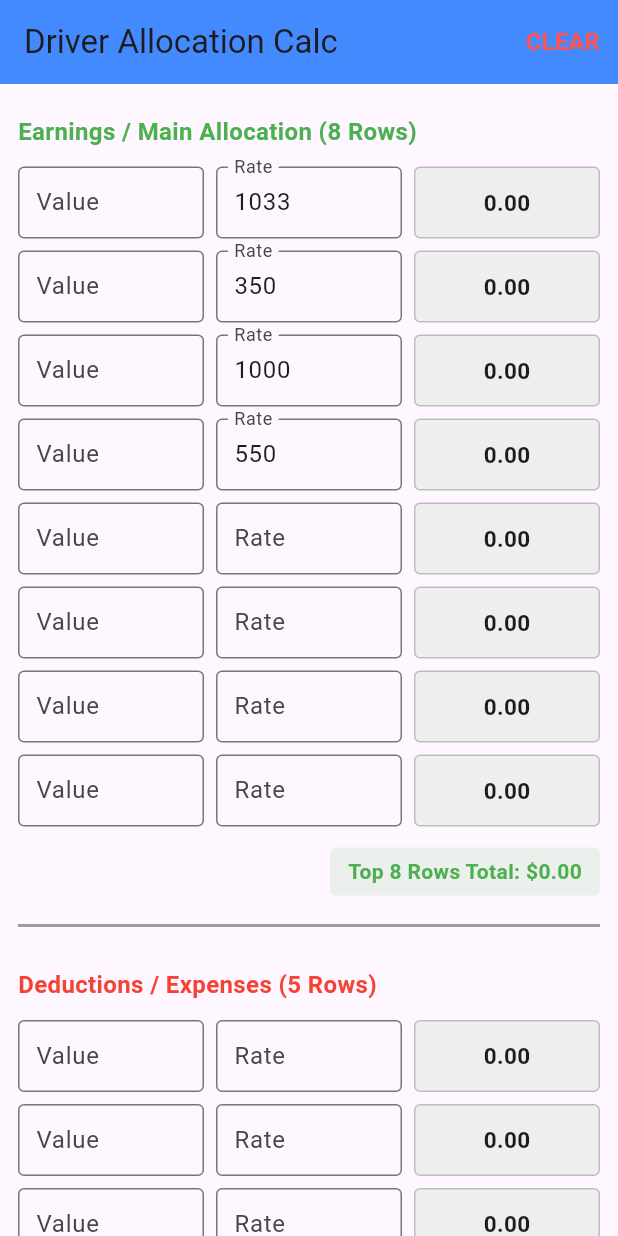
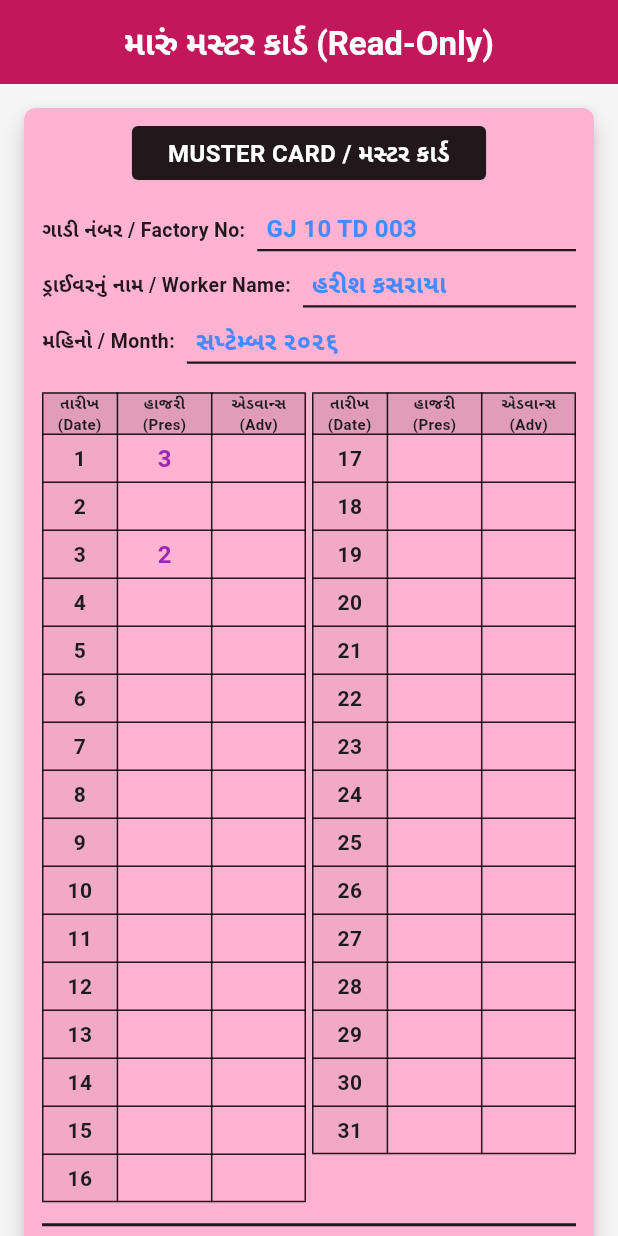
Before and after one commit to leon2119/driver-calc-app, a Flutter app: the screen it shows after launch, on a phone screen of 412 x 824 dp. Run offline on Flutter 3.47's test engine with Material 3 defaults, Android fonts, the phone set to English and light mode, and no system bars.

Commit message:
Integrated Read-Only Gujarati Driver Muster Card layout

```diff
--- a/lib/main.dart
+++ b/lib/main.dart
@@ -1,231 +1,208 @@
 import 'package:flutter/material.dart';
 
 void main() {
-  runApp(const DriverCalcApp());
+  runApp(const DriverReadOnlyMusterApp());
 }
 
-class DriverCalcApp extends StatelessWidget {
-  const DriverCalcApp({super.key});
+class DriverReadOnlyMusterApp extends StatelessWidget {
+  const DriverReadOnlyMusterApp({super.key});
 
   @override
   Widget build(BuildContext context) {
     return MaterialApp(
       debugShowCheckedModeBanner: false,
-      theme: ThemeData(primarySwatch: Colors.blue),
-      home: const CalculationScreen(),
+      title: 'ડ્રાઈવર મસ્ટર કાર્ડ',
+      theme: ThemeData(
+        primarySwatch: Colors.pink,
+        scaffoldBackgroundColor: Colors.grey.shade100,
+      ),
+      home: const DriverMusterCardScreen(),
     );
   }
 }
 
-class CalculationScreen extends StatefulWidget {
-  const CalculationScreen({super.key});
+class DriverMusterCardScreen extends StatefulWidget {
+  const DriverMusterCardScreen({super.key});
 
   @override
-  State<CalculationScreen> createState() => _CalculationScreenState();
+  State<DriverMusterCardScreen> createState() => _DriverMusterCardScreenState();
 }
 
-class _CalculationScreenState extends State<CalculationScreen> {
-  // Expanded layout to 8 Rows with pre-set permanent rates from your profile
-  late final List<RowData> _topRows = [
-    RowData(rate: 1033.0),
-    RowData(rate: 350.0),
-    RowData(rate: 1000.0),
-    RowData(rate: 550.0),
-    RowData(), // 5th row
-    RowData(), // 6th row
-    RowData(), // 7th row
-    RowData(), // 8th row
-  ];
+class _DriverMusterCardScreenState extends State<DriverMusterCardScreen> {
+  // Hardcoded mockup data representing what is synced from your Daily Excel file upload
+  final String factoryNumber = "GJ 10 TD 003";
+  final String driverNameGujarati = "હરીશ કસરાયા";
+  final String currentMonth = "સપ્ટેમ્બર ૨૦૨૬";
 
-  // Expanded layout to 5 Rows for Deductions
-  late final List<RowData> _bottomRows = List.generate(5, (_) => RowData());
+  // Data Map populated via backend Excel sync: { Day: DailyRecord }
+  final Map<int, DayRecord> _monthlyData = {
+    1: DayRecord(isPresent: "3", advance: ""),
+    3: DayRecord(isPresent: "2", advance: ""),
+    // Remaining days will default to blank strings mimicking clean data fields
+  };
 
-  double get _topTotal => _topRows.fold(0, (sum, row) => sum + row.result);
-  double get _bottomTotal => _bottomRows.fold(0, (sum, row) => sum + row.result);
-  double get _finalAmount => _topTotal - _bottomTotal;
-
-  // Clear function that leaves the first 4 default rates intact
-  void _clearInputs() {
-    setState(() {
-      // Clear all 8 top rows
-      for (int i = 0; i < _topRows.length; i++) {
-        _topRows[i].valueController.clear();
-        _topRows[i].value = 0.0;
-
-        // Only clear the rate field if it is NOT one of the first 4 permanent rates
-        if (i >= 4) {
-          _topRows[i].rateController.clear();
-          _topRows[i].rate = 0.0;
-        }
-      }
-
-      // Clear all 5 bottom deduction rows completely
-      for (var row in _bottomRows) {
-        row.valueController.clear();
-        row.rateController.clear();
-        row.value = 0.0;
-        row.rate = 0.0;
-      }
-    });
-  }
-
-  @override
-  void dispose() {
-    for (var row in _topRows) {
-      row.dispose();
-    }
-    for (var row in _bottomRows) {
-      row.dispose();
-    }
-    super.dispose();
-  }
+  // Aggregated calculations drawn straight from structural database inputs
+  double get totalPay => 14500.00;
+  double get totalAdvance => 2000.00;
+  double get finalBalance => totalPay - totalAdvance;
 
   @override
   Widget build(BuildContext context) {
     return Scaffold(
       appBar: AppBar(
-        title: const Text('Driver Allocation Calc'),
-        backgroundColor: Colors.blueAccent,
-        actions: [
-          TextButton(
-            onPressed: _clearInputs,
-            child: const Text(
-              'CLEAR',
-              style: TextStyle(
-                color: Colors.redAccent,
-                fontWeight: FontWeight.bold,
-                fontSize: 16,
+        title: const Text(
+          'મારું મસ્ટર કાર્ડ (Read-Only)',
+          style: TextStyle(fontWeight: FontWeight.bold, color: Colors.white),
         ),
-            ),
-          ),
-        ],
+        backgroundColor: Colors.pink.shade700,
+        centerTitle: true,
       ),
       body: SingleChildScrollView(
+        padding: const EdgeInsets.all(12.0),
+        child: Card(
+          color: const Color(exportPinkColor), // Matching the physical pink card tone
+          elevation: 6,
+          shape: RoundedRectangleBorder(borderRadius: BorderRadius.circular(8)),
+          child: Padding(
             padding: const EdgeInsets.all(12.0),
             child: Column(
               crossAxisAlignment: CrossAxisAlignment.stretch,
               children: [
-            _buildSectionHeader("Earnings / Main Allocation (8 Rows)", Colors.green),
-            ...List.generate(8, (index) => _buildCalculationRow(_topRows[index])),
-            const SizedBox(height: 10),
-            _buildTotalBadge("Top 8 Rows Total:", _topTotal, Colors.green),
+                // Header Banner
+                Center(
+                  child: Container(
+                    padding: const EdgeInsets.symmetric(horizontal: 24, vertical: 6),
+                    decoration: BoxDecoration(
+                      color: Colors.black87,
+                      borderRadius: BorderRadius.circular(4),
+                    ),
+                    child: const Text(
+                      "MUSTER CARD / મસ્ટર કાર્ડ",
+                      style: TextStyle(color: Colors.white, fontWeight: FontWeight.bold, fontSize: 16),
+                    ),
+                  ),
+                ),
+                const SizedBox(height: 15),
 
-            const Divider(height: 40, thickness: 2, color: Colors.grey),
+                // Top Meta Details
+                _buildInfoRow("ગાડી નંબર / Factory No:", factoryNumber),
+                _buildInfoRow("ડ્રાઈવરનું નામ / Worker Name:", driverNameGujarati),
+                _buildInfoRow("મહિનો / Month:", currentMonth),
+                const SizedBox(height: 15),
 
-            _buildSectionHeader("Deductions / Expenses (5 Rows)", Colors.red),
-            ...List.generate(5, (index) => _buildCalculationRow(_bottomRows[index])),
-            const SizedBox(height: 10),
-            _buildTotalBadge("Bottom 5 Rows Total:", _bottomTotal, Colors.red),
+                // Main 31-Day Two-Column Grid Setup
+                Row(
+                  crossAxisAlignment: CrossAxisAlignment.start,
+                  children: [
+                    Expanded(child: _buildMusterTableColumn(1, 16)),
+                    const SizedBox(width: 4),
+                    Expanded(child: _buildMusterTableColumn(17, 31)),
+                  ],
+                ),
 
-            const SizedBox(height: 30),
+                const Divider(height: 30, thickness: 2, color: Colors.black87),
 
-            Card(
-              color: Colors.blue.shade900,
-              elevation: 4,
-              child: Padding(
-                padding: const EdgeInsets.all(20.0),
-                child: Column(
-                  children: [
-                    const Text(
-                      "FINAL AMOUNT DUE",
-                      style: TextStyle(color: Colors.white70, fontSize: 14, fontWeight: FontWeight.bold),
-                    ),
-                    const SizedBox(height: 5),
-                    Text(
-                      "\$${_finalAmount.toStringAsFixed(2)}",
-                      style: const TextStyle(color: Colors.white, fontSize: 32, fontWeight: FontWeight.bold),
-                    ),
-                    Text(
-                      "(Top Total - Bottom Total)",
-                      style: TextStyle(color: Colors.white.withOpacity(0.6), fontSize: 11, fontStyle: FontStyle.italic),
-                    ),
+                // Financial Footer Summary Boxes
+                _buildFooterMetricRow("કુલ પગા૨ / TOTAL PAY", "₹ ${totalPay.toStringAsFixed(2)}"),
+                _buildFooterMetricRow("એડવાન્સ / ADVANCE", "₹ ${totalAdvance.toStringAsFixed(2)}"),
+                _buildFooterMetricRow("બાકી રકમ / BALANCE", "₹ ${finalBalance.toStringAsFixed(2)}", isBold: true),
               ],
             ),
           ),
-            ),
-          ],
         ),
       ),
     );
   }
 
-  Widget _buildSectionHeader(String title, Color color) {
+  Widget _buildInfoRow(String label, String value) {
     return Padding(
-      padding: const EdgeInsets.symmetric(vertical: 8.0),
-      child: Text(
-        title,
-        style: TextStyle(fontSize: 16, fontWeight: FontWeight.bold, color: color),
+      padding: const EdgeInsets.symmetric(vertical: 4.0),
+      child: Row(
+        children: [
+          Text(label, style: const TextStyle(fontWeight: FontWeight.bold, fontSize: 13, color: Colors.black87)),
+          const SizedBox(width: 8),
+          Expanded(
+            child: Container(
+              padding: const EdgeInsets.symmetric(horizontal: 6, vertical: 2),
+              decoration: const BoxDecoration(border: Border(bottom: BorderSide(color: Colors.black87, width: 1.5))),
+              child: Text(value, style: const TextStyle(fontSize: 16, fontWeight: FontWeight.bold, color: Colors.blueAccent)),
+            ),
+          ),
+        ],
       ),
     );
   }
 
-  Widget _buildTotalBadge(String label, double val, Color color) {
-    return Align(
-      alignment: Alignment.centerRight,
+  Widget _buildMusterTableColumn(int startDay, int endDay) {
+    return Table(
+      border: TableBorder.all(color: Colors.black87, width: 1),
+      columnWidths: const {
+        0: FlexColumnWidth(1.2), // Date
+        1: FlexColumnWidth(1.5), // Present / Breakdown / Trip status
+        2: FlexColumnWidth(1.5), // Advance
+      },
+      children: [
+        // Table Sub-Header
+        const TableRow(
+          decoration: BoxDecoration(color: Colors.black12),
+          children: [
+            TableCell(child: Center(child: Text('તારીખ\n(Date)', style: TextStyle(fontSize: 10, fontWeight: FontWeight.bold), textAlign: TextAlign.center))),
+            TableCell(child: Center(child: Text('હાજરી\n(Pres)', style: TextStyle(fontSize: 10, fontWeight: FontWeight.bold), textAlign: TextAlign.center))),
+            TableCell(child: Center(child: Text('એડવાન્સ\n(Adv)', style: TextStyle(fontSize: 10, fontWeight: FontWeight.bold), textAlign: TextAlign.center))),
+          ],
+        ),
+        // Generating Row Blocks
+        ...List.generate((endDay - startDay) + 1, (index) {
+          int currentDay = startDay + index;
+          DayRecord record = _monthlyData[currentDay] ?? DayRecord(isPresent: "", advance: "");
+
+          return TableRow(
+            children: [
+              TableCell(
                 child: Container(
-        padding: const EdgeInsets.symmetric(horizontal: 12, vertical: 6),
-        decoration: BoxDecoration(color: color.withOpacity(0.1), borderRadius: BorderRadius.circular(4)),
-        child: Text(
-          "$label \$${val.toStringAsFixed(2)}",
-          style: TextStyle(fontWeight: FontWeight.bold, color: color, fontSize: 14),
+                  height: 32,
+                  color: Colors.black.withOpacity(0.05),
+                  alignment: Alignment.center,
+                  child: Text("$currentDay", style: const TextStyle(fontWeight: FontWeight.bold)),
                 ),
               ),
+              TableCell(
+                child: Container(
+                  height: 32,
+                  alignment: Alignment.center,
+                  child: Text(record.isPresent, style: const TextStyle(fontWeight: FontWeight.bold, color: Colors.purple, fontSize: 16)),
+                ),
+              ),
+              TableCell(
+                child: Container(
+                  height: 32,
+                  alignment: Alignment.center,
+                  child: Text(record.advance, style: const TextStyle(fontWeight: FontWeight.bold, color: Colors.red)),
+                ),
+              ),
+            ],
+          );
+        }),
+      ],
     );
   }
 
-  Widget _buildCalculationRow(RowData row) {
+  Widget _buildFooterMetricRow(String title, String value, {bool isBold = false}) {
     return Padding(
-      padding: const EdgeInsets.symmetric(vertical: 4.0),
+      padding: const EdgeInsets.symmetric(vertical: 3.0),
       child: Row(
+        mainAxisAlignment: MainAxisAlignment.spaceBetween,
         children: [
-          Expanded(
-            child: TextFormField(
-              controller: row.valueController,
-              keyboardType: const TextInputType.numberWithOptions(decimal: true),
-              decoration: const InputDecoration(
-                labelText: 'Value',
-                border: OutlineInputBorder(),
-                contentPadding: EdgeInsets.symmetric(horizontal: 8, vertical: 8),
+          Text(title, style: TextStyle(fontWeight: FontWeight.bold, fontSize: isBold ? 14 : 12, color: Colors.black87)),
+          Container(
+            width: 140,
+            padding: const EdgeInsets.symmetric(vertical: 4, horizontal: 8),
+            decoration: BoxDecoration(
+              border: Border.all(color: Colors.black87),
+              color: isBold ? Colors.yellow.shade100 : Colors.white70,
             ),
-              onChanged: (val) {
-                setState(() {
-                  row.value = double.tryParse(val) ?? 0.0;
-                });
-              },
-            ),
-          ),
-          const SizedBox(width: 8),
-          Expanded(
-            child: TextFormField(
-              controller: row.rateController,
-              keyboardType: const TextInputType.numberWithOptions(decimal: true),
-              decoration: const InputDecoration(
-                labelText: 'Rate',
-                border: OutlineInputBorder(),
-                contentPadding: EdgeInsets.symmetric(horizontal: 8, vertical: 8),
-              ),
-              onChanged: (val) {
-                setState(() {
-                  row.rate = double.tryParse(val) ?? 0.0;
-                });
-              },
-            ),
-          ),
-          const SizedBox(width: 8),
-          Expanded(
-            child: Container(
-              height: 48,
-              decoration: BoxDecoration(
-                color: Colors.grey.shade200,
-                borderRadius: BorderRadius.circular(4),
-                border: Border.all(color: Colors.grey.shade400),
-              ),
-              alignment: Alignment.center,
-              child: Text(
-                row.result > 0 ? row.result.toStringAsFixed(2) : "0.00",
-                style: const TextStyle(fontWeight: FontWeight.bold, fontSize: 15),
-              ),
-            ),
+            alignment: Alignment.centerRight,
+            child: Text(value, style: TextStyle(fontWeight: FontWeight.bold, fontSize: isBold ? 16 : 14, color: isBold ? Colors.red.shade900 : Colors.black)),
           ),
         ],
       ),
@@ -233,21 +210,10 @@ class _CalculationScreenState extends State<CalculationScreen> {
   }
 }
 
-class RowData {
-  double value;
-  double rate;
+class DayRecord {
+  final String isPresent; // Displays presents, breakdown hours, or trips written in text string format
+  final String advance;
+  DayRecord({required this.isPresent, required this.advance});
+}
 
-  final TextEditingController valueController;
-  final TextEditingController rateController;
-
-  RowData({this.value = 0.0, this.rate = 0.0})
-      : valueController = TextEditingController(text: value > 0 ? value.toString() : ''),
-        rateController = TextEditingController(text: rate > 0 ? rate.toStringAsFixed(0) : '');
-
-  double get result => value * rate;
-
-  void dispose() {
-    valueController.dispose();
-    rateController.dispose();
-  }
-}
+const int exportPinkColor = 0xFFFFB2D1; // Accurate digital color tone matching physical card template
```
Lines whose indentation alone changed are shown as unchanged.
